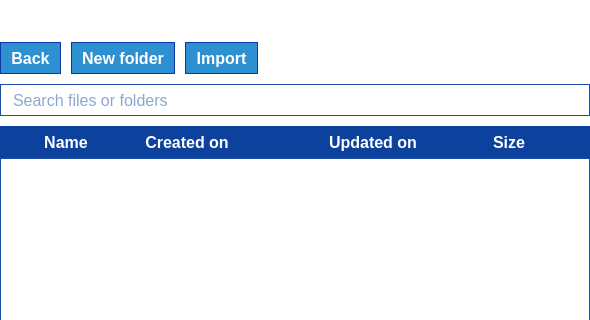
The window that parsec/core/gui/forms/files_widget.ui (Scille/parsec-cloud) describes before a commit, drawn with Qt 5; both pictures show x 0 to 590 and y 0 to 320 of the 590 by 493 pixel window.
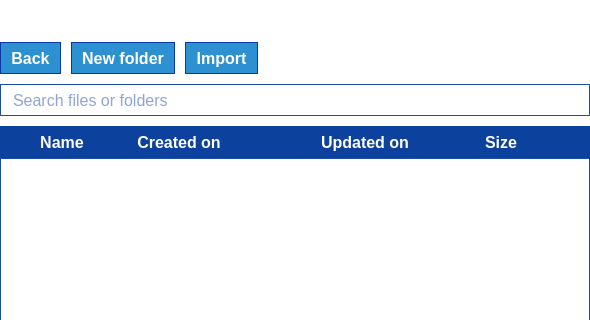
The same window after the commit. Icons and pictures are not drawn.

What changed in the file:
```diff
--- a/parsec/core/gui/forms/files_widget.ui
+++ b/parsec/core/gui/forms/files_widget.ui
@@ -517,13 +517,13 @@
            <widget class="QLabel" name="label_3">
             <property name="minimumSize">
              <size>
-              <width>38</width>
+              <width>46</width>
               <height>32</height>
              </size>
             </property>
             <property name="maximumSize">
              <size>
-              <width>38</width>
+              <width>46</width>
               <height>32</height>
              </size>
             </property>
```
